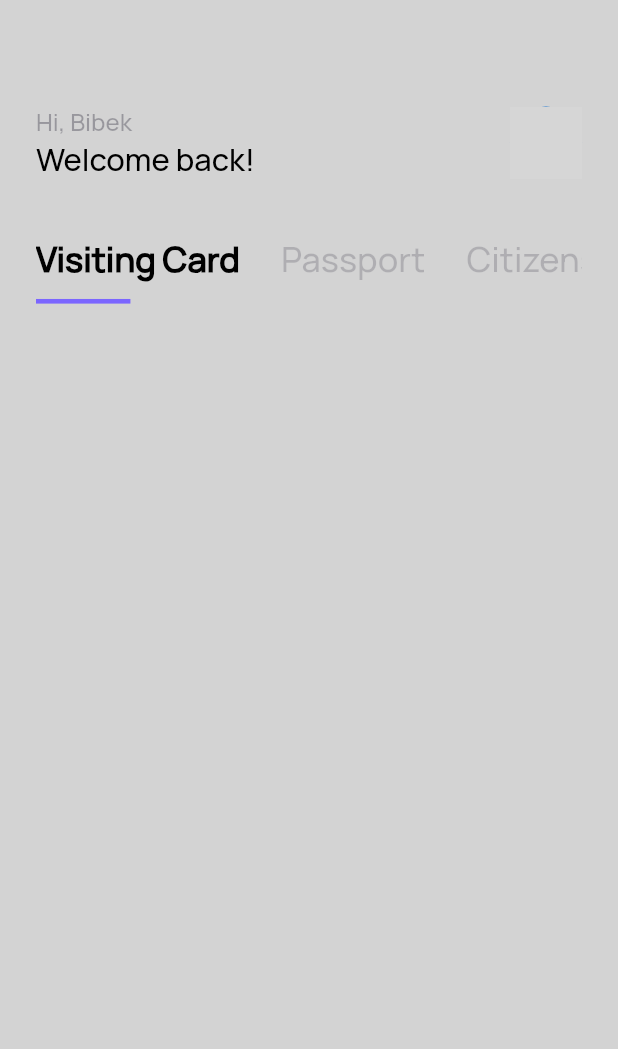
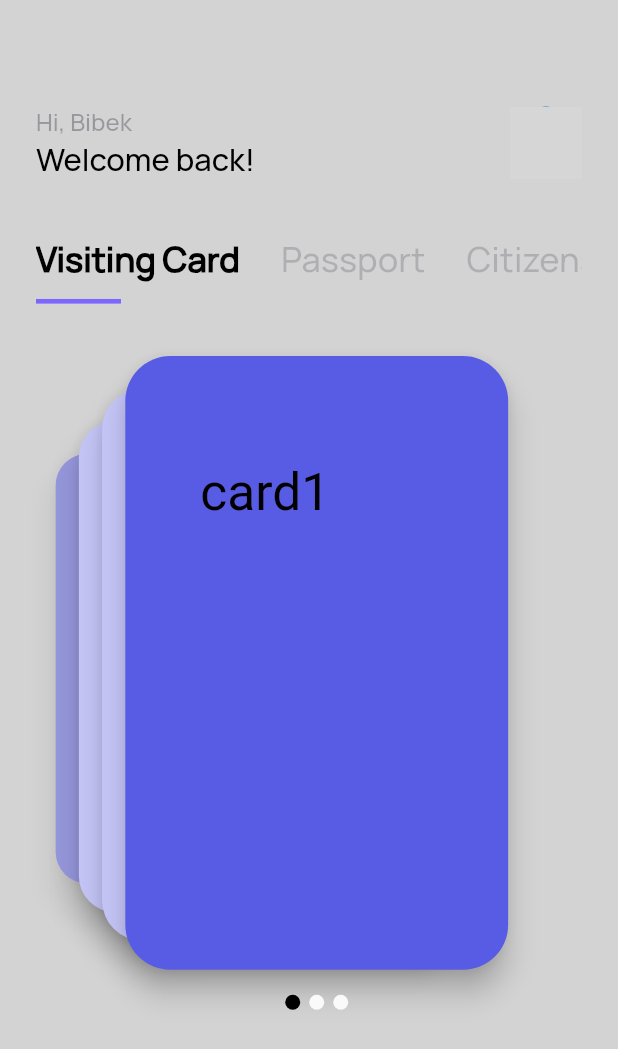
Before and after one commit to ziggy010/ezy_share_after_design, a Flutter app: the screen it shows after launch, on a phone screen of 412 x 824 dp. Shown: the top 1049 px of the screen. Run offline on Flutter 3.47's test engine with Material 2 defaults, Android fonts, the phone set to English and light mode, and no system bars; our stand-ins replace flutter_screenutil, flutter_swiper, smooth_page_indicator; network calls fail; grey boxes are pictures that could not be loaded.

Commit message:
sunday_commit

```diff
--- /dev/null
+++ b/lib/data.dart
@@ -0,0 +1,26 @@
+import 'dart:ui';
+
+class HomeCardInfo {
+  final Color cardColor;
+  final String heading;
+
+  HomeCardInfo(
+    this.cardColor, {
+    this.heading = '',
+  });
+}
+
+List<HomeCardInfo> cards = [
+  HomeCardInfo(
+    Color(0xFF585CE5),
+    heading: 'card1',
+  ),
+  HomeCardInfo(
+    Color(0xFFC5C6F7),
+    heading: 'card2',
+  ),
+  HomeCardInfo(
+    Color(0xFFC5C6F7),
+    heading: 'card3',
+  ),
+];
--- a/lib/main.dart
+++ b/lib/main.dart
@@ -1,4 +1,5 @@
 import 'package:ezy_share_got_design/screens/homepage.dart';
+import 'package:ezy_share_got_design/screens/profile.dart';
 import 'package:flutter/material.dart';
 import 'package:flutter_screenutil/flutter_screenutil.dart';
 
@@ -19,6 +20,7 @@ class MyApp extends StatelessWidget {
           initialRoute: Homepage.id,
           routes: {
             Homepage.id: (context) => Homepage(),
+            Profile.id: (context) => Profile(),
           },
         );
       }),
--- a/lib/screens/homepage.dart
+++ b/lib/screens/homepage.dart
@@ -1,11 +1,25 @@
 import 'package:flutter/material.dart';
 import 'package:flutter_screenutil/flutter_screenutil.dart';
-import 'dart:ui';
+import 'package:flutter_swiper/flutter_swiper.dart';
+import 'package:ezy_share_got_design/data.dart';
+import 'package:smooth_page_indicator/smooth_page_indicator.dart';
 
-import 'package:flutter_swiper/flutter_swiper.dart';
+class Homepage extends StatefulWidget {
+  static const String id = 'Homepage';
 
-class Homepage extends StatelessWidget {
-  static const String id = 'Homepage';
+  @override
+  State<Homepage> createState() => _HomepageState();
+}
+
+class _HomepageState extends State<Homepage> {
+  SwiperController _controller = SwiperController();
+
+  int onCardNumber = 0;
+
+  Color primaryCardColor = Color(0xFF585CE5);
+  Color secondaryCardColor = Color(0xFFC5C6F7);
+
+  List<HomeCardInfo> homeCards = [];
 
   @override
   Widget build(BuildContext context) {
@@ -61,8 +75,12 @@ class Homepage extends StatelessWidget {
               height: 36.h,
             ),
             Container(
-              height: 30.h,
-              child: Expanded(
+              constraints: BoxConstraints(
+                maxHeight: 30.h,
+              ),
+              child: Row(
+                children: [
+                  Flexible(
                     child: ListView(
                       scrollDirection: Axis.horizontal,
                       children: [
@@ -102,17 +120,80 @@ class Homepage extends StatelessWidget {
                       ],
                     ),
                   ),
+                ],
+              ),
             ),
             SizedBox(
               height: 11.h,
             ),
             Container(
               height: 3.h,
-              width: 55.w,
+              width: 55.h,
               color: Color(0xFF7B66FF),
             ),
             SizedBox(
-              height: 24.h,
+              height: 30.h,
+            ),
+            Padding(
+              padding: EdgeInsets.only(
+                left: 9.w,
+              ),
+              child: Container(
+                height: 430.h,
+                child: Swiper(
+                  pagination: SwiperPagination(
+                    margin: EdgeInsets.only(top: 50.h),
+                    builder: DotSwiperPaginationBuilder(
+                      activeColor: Colors.black,
+                    ),
+                  ),
+                  onIndexChanged: (value) {
+                    setState(() {
+                      onCardNumber = value;
+                    });
+                    print(onCardNumber);
+                  },
+                  itemCount: 3,
+                  itemWidth: 230.w,
+                  layout: SwiperLayout.STACK,
+                  itemBuilder: (context, index) {
+                    return Stack(
+                      children: [
+                        Padding(
+                          padding: EdgeInsets.only(
+                            bottom: 25.h,
+                          ),
+                          child: Card(
+                            elevation: 8,
+                            shape: RoundedRectangleBorder(
+                              borderRadius: BorderRadius.circular(30),
+                            ),
+                            color: cards[index].cardColor,
+                            child: Padding(
+                              padding: const EdgeInsets.all(50.0),
+                              child: Column(
+                                crossAxisAlignment: CrossAxisAlignment.stretch,
+                                children: [
+                                  SizedBox(
+                                    height: 20.h,
+                                  ),
+                                  Text(
+                                    cards[index].heading,
+                                    style: TextStyle(
+                                      color: Colors.black,
+                                      fontSize: 30.sp,
+                                    ),
+                                  )
+                                ],
+                              ),
+                            ),
+                          ),
+                        ),
+                      ],
+                    );
+                  },
+                ),
+              ),
             ),
           ],
         ),
--- /dev/null
+++ b/lib/screens/profile.dart
@@ -0,0 +1,12 @@
+import 'package:flutter/material.dart';
+
+class Profile extends StatelessWidget {
+  static const String id = 'Profile';
+
+  @override
+  Widget build(BuildContext context) {
+    return Scaffold(
+      backgroundColor: Color(0xFFD3D3D3),
+    );
+  }
+}
```
Also changed, not shown: pubspec.yaml (+3 -15 lines), pubspec.lock. Lines whose indentation alone changed are shown as unchanged.
